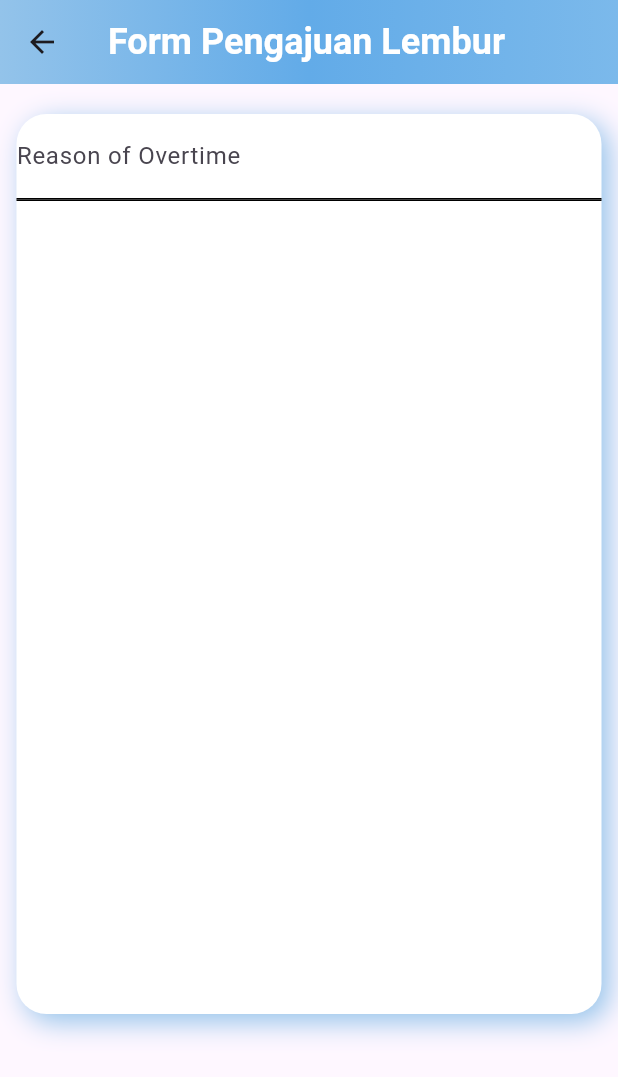
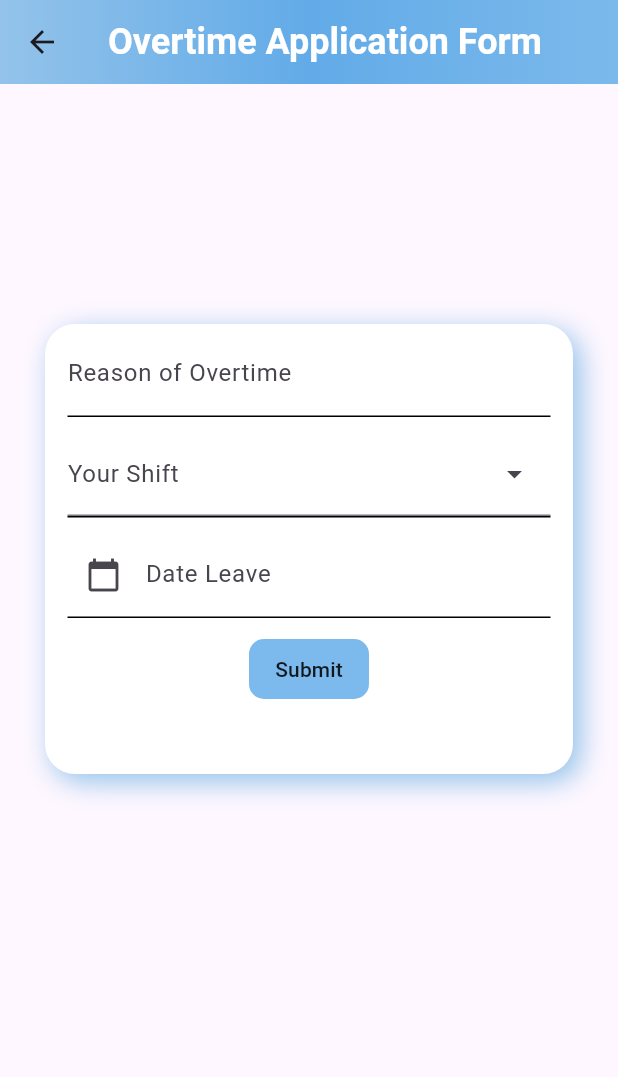
Before and after one commit to dimasAndri1412/FlutterApps-TogetherApps, a Flutter app: the PengajuanLembur screen opened directly, on a phone screen of 412 x 824 dp. Shown: the top 1077 px of the screen. Run offline on Flutter 3.47's test engine with Material 3 defaults, Android fonts, the phone set to English and light mode, and no system bars; drawn by our look-alikes of dropdown_search; our stand-ins replace drop_shadow_image, faker, flutter_slidable, get, intl_phone_field, syncfusion_flutter_charts; missing offline and left inert: dropdownfield2.

Commit message:
Add menu request lembur user

```diff
--- a/lib/approvalls/cuti/pengajuan_cuti.dart
+++ b/lib/approvalls/cuti/pengajuan_cuti.dart
@@ -31,7 +31,7 @@
         ),
         elevation: 0,
         title: Text(
-          "Form Pengajuan Cuti",
+          "Leave Application Form",
           style: TextStyle(
               fontSize: 24, color: Colors.white, fontWeight: FontWeight.bold),
         ),
--- a/lib/approvalls/lembur/add_lembur_button.dart
+++ b/lib/approvalls/lembur/add_lembur_button.dart
@@ -0,0 +1,46 @@
+import 'package:flutter/material.dart';
+
+class addLemburButton extends StatefulWidget {
+  const addLemburButton({super.key});
+
+  @override
+  State<addLemburButton> createState() => _addLemburButtonState();
+}
+
+class _addLemburButtonState extends State<addLemburButton> {
+  @override
+  Widget build(BuildContext context) {
+    return Column(
+      children: [
+        MaterialButton(
+          child: Container(
+            height: 40,
+            width: 80,
+            decoration: BoxDecoration(
+              color: const Color.fromARGB(255, 124, 185, 236),
+              borderRadius: BorderRadius.circular(10),
+            ),
+            child: Center(
+              child: Text("Submit"),
+            ),
+          ),
+          onPressed: () {
+            showDialog(
+                context: context,
+                builder: (context) => AlertDialog(
+                      actions: [
+                        TextButton(
+                          onPressed: () {
+                            Navigator.of(context).pop();
+                          },
+                          child: Text("Close"),
+                        )
+                      ],
+                      title: Text("Your Request Accepted"),
+                    ));
+          },
+        ),
+      ],
+    );
+  }
+}
--- a/lib/approvalls/lembur/pengajuan_lembur.dart
+++ b/lib/approvalls/lembur/pengajuan_lembur.dart
@@ -1,5 +1,8 @@
+import 'package:absent_project/approvalls/lembur/add_lembur_button.dart';
+import 'package:dropdown_search/dropdown_search.dart';
 import 'package:flutter/material.dart';
 import 'package:get/get.dart';
+import 'package:intl/intl.dart';
 
 class PengajuanLembur extends StatefulWidget {
   const PengajuanLembur({super.key});
@@ -10,6 +13,7 @@ class PengajuanLembur extends StatefulWidget {
 
 class _PengajuanLemburState extends State<PengajuanLembur> {
   final reasonLemburController = TextEditingController();
+  final _dateLemburController = TextEditingController();
 
   @override
   Widget build(BuildContext context) {
@@ -26,7 +30,7 @@ class _PengajuanLemburState extends State<PengajuanLembur> {
         ),
         elevation: 0,
         title: Text(
-          "Form Pengajuan Lembur",
+          "Overtime Application Form",
           style: TextStyle(
               fontSize: 24, color: Colors.white, fontWeight: FontWeight.bold),
         ),
@@ -36,10 +40,10 @@ class _PengajuanLemburState extends State<PengajuanLembur> {
           child: Column(
             children: [
               Padding(
-                padding: const EdgeInsets.only(top: 20),
+                padding: const EdgeInsets.only(top: 160, left: 30, right: 30),
                 child: Container(
                   width: 390,
-                  height: 600,
+                  height: 300,
                   decoration: BoxDecoration(
                     color: Colors.white,
                     borderRadius: BorderRadius.circular(20),
@@ -50,6 +54,8 @@ class _PengajuanLemburState extends State<PengajuanLembur> {
                           offset: Offset(5, 5))
                     ],
                   ),
+                  child: Padding(
+                    padding: const EdgeInsets.only(top: 5, left: 15, right: 15),
                     child: Form(
                         child: Column(
                       children: [
@@ -72,13 +78,80 @@ class _PengajuanLemburState extends State<PengajuanLembur> {
                             },
                           ),
                         ),
+                        SizedBox(
+                          height: 10,
+                        ),
                         Container(
                             decoration: BoxDecoration(
                                 border: Border(
                                     bottom: BorderSide(color: Colors.black))),
+                            child: DropdownSearch<String>(
+                              popupProps: PopupProps.dialog(
+                                showSelectedItems: true,
+                                // disabledItemFn: (String s) => s.startsWith('I'),
                               ),
+                              items: [
+                                "Shift I",
+                                "Shift II",
+                                "Shift III",
+                              ],
+                              dropdownDecoratorProps: DropDownDecoratorProps(
+                                dropdownSearchDecoration: InputDecoration(
+                                  labelText: "Your Shift",
+                                  hintText: "Choose your shift !",
+                                ),
+                              ),
+                              // onChanged: print,
+                              validator: (value) {
+                                if (value == null || value.isEmpty) {
+                                  return 'Please enter your reason here';
+                                }
+                                return null;
+                              },
+                            )),
+                        SizedBox(height: 10),
+                        Container(
+                          decoration: BoxDecoration(
+                              border: Border(
+                                  bottom: BorderSide(color: Colors.black))),
+                          child: TextFormField(
+                            decoration: InputDecoration(
+                                labelText: "Date Leave",
+                                hintText: "Please enter your date leave",
+                                hintStyle: TextStyle(color: Colors.grey),
+                                border: InputBorder.none,
+                                prefixIcon: Icon(Icons.calendar_today)),
+                            readOnly: true,
+                            controller: _dateLemburController,
+                            onTap: () async {
+                              await showDatePicker(
+                                      context: context,
+                                      initialDate: DateTime.now(),
+                                      firstDate: DateTime(2000),
+                                      lastDate: DateTime(2100))
+                                  .then((selectedDate) {
+                                if (selectedDate != null) {
+                                  _dateLemburController.text =
+                                      DateFormat('yyyy-MM-dd')
+                                          .format(selectedDate);
+                                }
+                              });
+                            },
+                            validator: (value) {
+                              if (value == null || value.isEmpty) {
+                                return 'Enter the date !';
+                              }
+                              return null;
+                            },
+                          ),
+                        ),
+                        SizedBox(
+                          height: 10,
+                        ),
+                        addLemburButton(),
                       ],
                     )),
+                  ),
                 ),
               )
             ],
--- a/pubspec.yaml
+++ b/pubspec.yaml
@@ -34,6 +34,7 @@ dependencies:
   flutter_datetime_picker: ^1.5.1
   faker: ^2.1.0
   wave: ^0.2.2
+  dropdown_search: ^5.0.6
 
 
   # The following adds the Cupertino Icons font to your application.
```
Also changed, not shown: pubspec.lock. Lines whose indentation alone changed are shown as unchanged.
